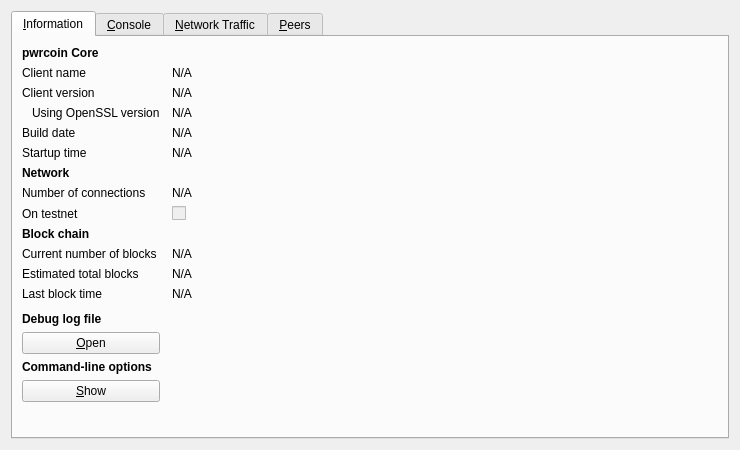
Old version of the form src/qt/forms/rpcconsole.ui in the repository PWRcoin/PWRcoinClassic.
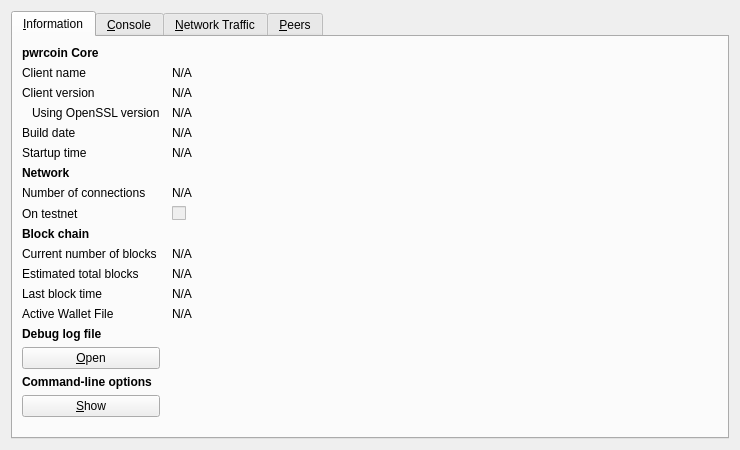
New version of the form. Icons and pictures are not drawn. Custom widgets are drawn as their Qt base class.

Commit message: added a new tools menu for easy access to info/console/network and peer list. Added active wallet file location as well as menu to open pwrcoin.conf file if it exist.

Patch:
```diff
--- a/src/qt/forms/rpcconsole.ui
+++ b/src/qt/forms/rpcconsole.ui
@@ -307,6 +307,29 @@
         </spacer>
        </item>
        <item row="14" column="0">
+        <widget class="QLabel" name="label_222">
+         <property name="text">
+          <string>Active Wallet File</string>
+         </property>
+        </widget>
+       </item>
+       <item row="14" column="1">
+        <widget class="QLabel" name="wallet_path">
+         <property name="cursor">
+          <cursorShape>IBeamCursor</cursorShape>
+         </property>
+         <property name="text">
+          <string>N/A</string>
+         </property>
+         <property name="textFormat">
+          <enum>Qt::PlainText</enum>
+         </property>
+         <property name="textInteractionFlags">
+          <set>Qt::LinksAccessibleByMouse|Qt::TextSelectableByKeyboard|Qt::TextSelectableByMouse</set>
+         </property>
+        </widget>
+       </item>
+       <item row="15" column="0">
         <widget class="QLabel" name="labelDebugLogfile">
          <property name="font">
           <font>
@@ -319,7 +342,7 @@
          </property>
         </widget>
        </item>
-       <item row="15" column="0">
+       <item row="16" column="0">
         <widget class="QPushButton" name="openDebugLogfileButton">
          <property name="toolTip">
           <string>Open the pwrcoin debug log file from the current data directory. This can take a few seconds for large log files.</string>
@@ -332,7 +355,7 @@
          </property>
         </widget>
        </item>
-       <item row="16" column="0">
+       <item row="17" column="0">
         <widget class="QLabel" name="labelCLOptions">
          <property name="font">
           <font>
@@ -345,7 +368,7 @@
          </property>
         </widget>
        </item>
-       <item row="17" column="0">
+       <item row="18" column="0">
         <widget class="QPushButton" name="showCLOptionsButton">
          <property name="toolTip">
           <string>Show the pwrcoin-Qt help message to get a list with possible pwrcoin command-line options.</string>
@@ -358,7 +381,7 @@
          </property>
         </widget>
        </item>
-       <item row="18" column="0">
+       <item row="19" column="0">
         <spacer name="verticalSpacer">
          <property name="orientation">
           <enum>Qt::Vertical</enum>
```
The commit also changes 7 other files.
